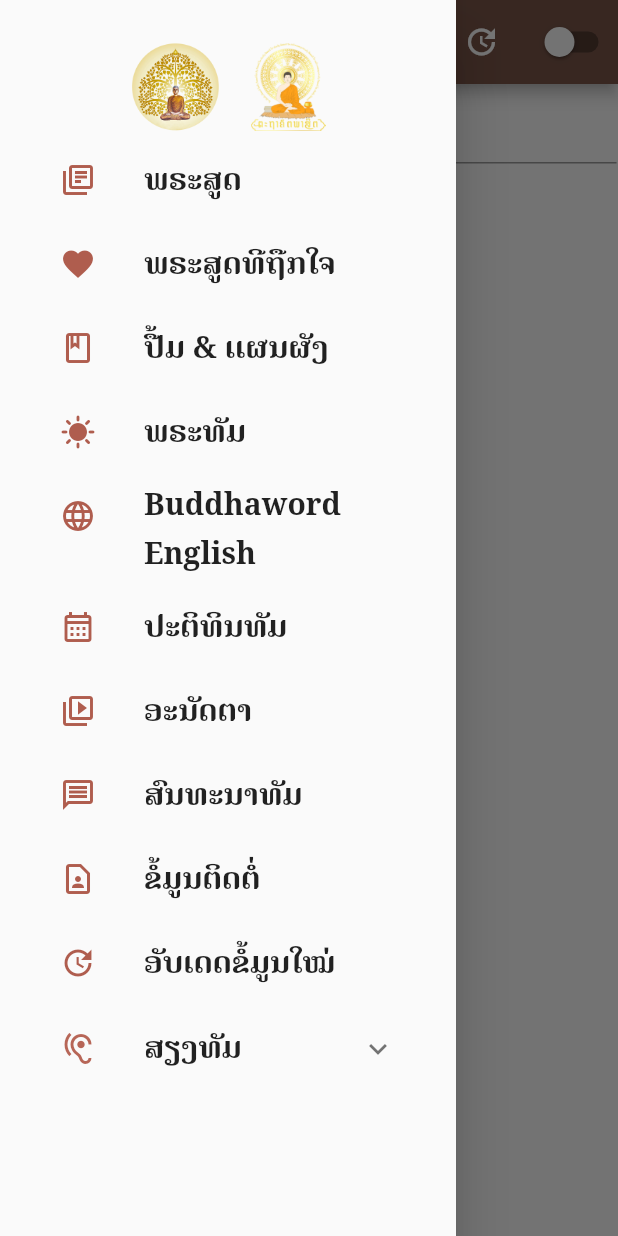
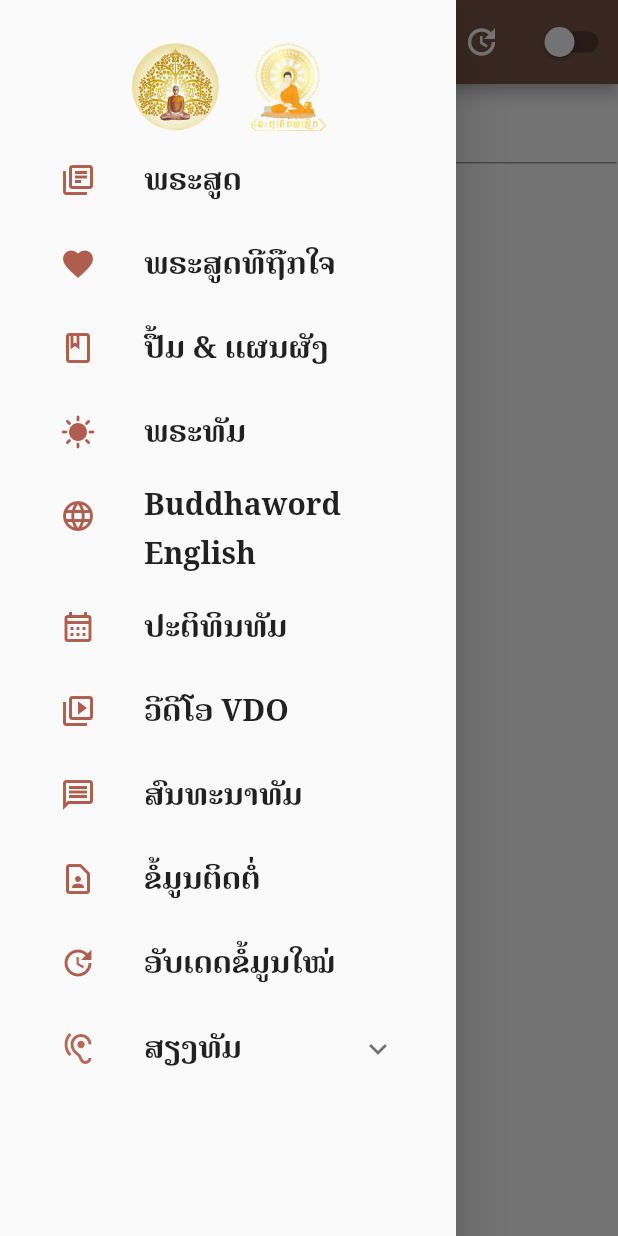
Before and after one commit to SouliyaPPS-7575/buddhaword-app, a Flutter app: the screen it shows after launch, with the side drawer open, on a phone screen of 412 x 824 dp. Run offline on Flutter 3.47's test engine with Material 2 defaults, Android fonts, the light colour scheme and no system bars; our stand-ins replace connectivity, shared_preferences; missing offline and left inert: app_upgrade_flutter_sdk; network calls fail.

Commit message:
📃 docs(ວີດີໂອ VDO):

```diff
--- a/lib/NavigationDrawer.dart
+++ b/lib/NavigationDrawer.dart
@@ -546,7 +546,7 @@ class _NavigationDrawerState extends State<NavigationDrawer> {
                   ? Icon(Icons.video_library, color: _checkColor)
                   : Icon(Icons.video_collection_outlined, color: _checkColor),
               title: const Text(
-                'ອະນັດຕາ',
+                'ວີດີໂອ VDO',
                 style: TextStyle(fontSize: 20, fontWeight: FontWeight.bold),
               ),
               onTap: () => _openLinkArnuta(),
```
